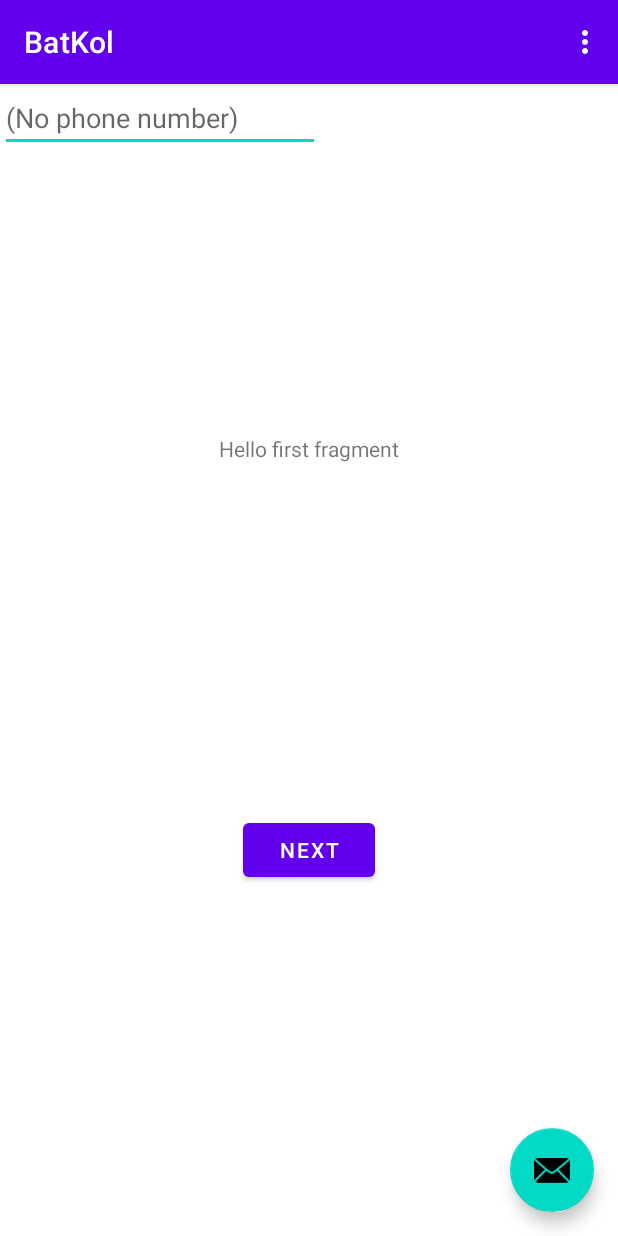
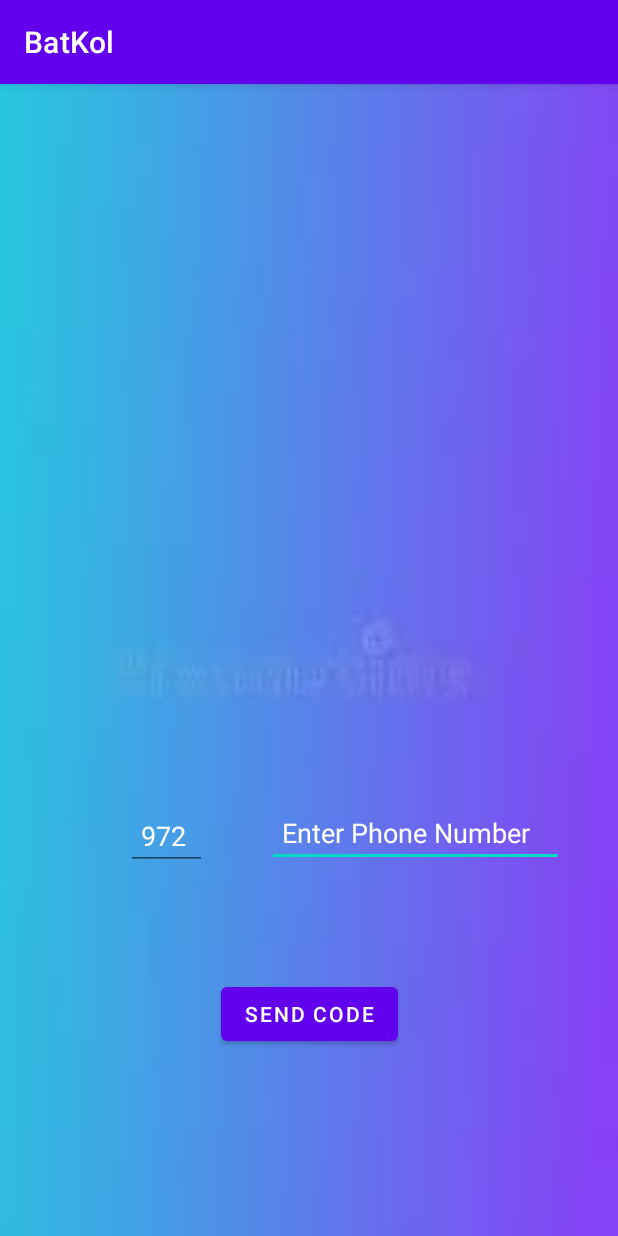
Before and after one commit to BatKol/BatKol, an Android app: the screen it shows after launch (MainActivity before the commit, LoginActivity after it), on a phone screen of 412 x 824 dp. Run offline under Robolectric (Android 15) with nearby library versions, the phone set to English and light mode, and no system bars; our stand-ins replace Firebase (no records; nobody signed in at launch, a user with empty details on screens opened directly).

Commit message:
add phone signin

```diff
--- a/app/build.gradle
+++ b/app/build.gradle
@@ -28,6 +28,7 @@ android {
 }
 
 dependencies {
+    implementation 'com.google.firebase:firebase-auth'
     implementation platform('com.google.firebase:firebase-bom:26.5.0')
     implementation 'androidx.appcompat:appcompat:1.2.0'
     implementation 'com.google.android.material:material:1.3.0'
--- a/app/src/main/AndroidManifest.xml
+++ b/app/src/main/AndroidManifest.xml
@@ -9,6 +9,9 @@
         android:roundIcon="@mipmap/ic_launcher_round"
         android:supportsRtl="true"
         android:theme="@style/Theme.BatKol">
+        <activity android:name=".OtpActivity"></activity>
+        <activity android:name=".LoginActivity">
+        </activity>
         <activity
             android:name=".MainActivity"
             android:label="@string/app_name"
--- a/app/src/main/java/com/example/batkol/FirstFragment.java
+++ /dev/null
@@ -1,34 +0,0 @@
-package com.example.batkol;
-
-import android.os.Bundle;
-import android.view.LayoutInflater;
-import android.view.View;
-import android.view.ViewGroup;
-
-import androidx.annotation.NonNull;
-import androidx.fragment.app.Fragment;
-import androidx.navigation.fragment.NavHostFragment;
-
-public class FirstFragment extends Fragment {
-
-    @Override
-    public View onCreateView(
-            LayoutInflater inflater, ViewGroup container,
-            Bundle savedInstanceState
-    ) {
-        // Inflate the layout for this fragment
-        return inflater.inflate(R.layout.fragment_first, container, false);
-    }
-
-    public void onViewCreated(@NonNull View view, Bundle savedInstanceState) {
-        super.onViewCreated(view, savedInstanceState);
-
-        view.findViewById(R.id.button_first).setOnClickListener(new View.OnClickListener() {
-            @Override
-            public void onClick(View view) {
-                NavHostFragment.findNavController(FirstFragment.this)
-                        .navigate(R.id.action_FirstFragment_to_SecondFragment);
-            }
-        });
-    }
-}
--- /dev/null
+++ b/app/src/main/java/com/example/batkol/LoginActivity.java
@@ -0,0 +1,160 @@
+package com.example.batkol;
+
+import androidx.annotation.NonNull;
+import androidx.appcompat.app.AppCompatActivity;
+
+import android.content.Intent;
+import android.graphics.Color;
+import android.os.Bundle;
+import android.os.Handler;
+import android.view.View;
+import android.widget.Button;
+import android.widget.EditText;
+import android.widget.TextView;
+
+import com.google.android.gms.tasks.OnCompleteListener;
+import com.google.android.gms.tasks.Task;
+import com.google.firebase.FirebaseException;
+import com.google.firebase.auth.AuthResult;
+import com.google.firebase.auth.FirebaseAuth;
+import com.google.firebase.auth.FirebaseUser;
+import com.google.firebase.auth.PhoneAuthCredential;
+import com.google.firebase.auth.PhoneAuthOptions;
+import com.google.firebase.auth.PhoneAuthProvider;
+
+import java.util.concurrent.TimeUnit;
+
+public class LoginActivity extends AppCompatActivity
+{
+    private EditText et_countryCode, et_phoneNumber;
+    private TextView tv_validation_text;
+    private Button btn_sendCode;
+    private FirebaseAuth FAuth;
+    private PhoneAuthProvider.OnVerificationStateChangedCallbacks mCallbacks;
+
+    @Override
+    protected void onCreate(Bundle savedInstanceState)
+    {
+        super.onCreate(savedInstanceState);
+        setContentView(R.layout.activity_login);
+
+        et_countryCode = (EditText)findViewById(R.id.countryCode_Input);
+        et_phoneNumber = (EditText)findViewById(R.id.phoneNumber_Input);
+        tv_validation_text = (TextView)findViewById(R.id.validtion_text);
+        btn_sendCode = (Button)findViewById(R.id.Btn_sendCode);
+        FAuth = FirebaseAuth.getInstance();
+
+
+        btn_sendCode.setOnClickListener(new View.OnClickListener()
+        {
+            @Override
+            public void onClick(View v)
+            {
+                tv_validation_text.setVisibility(View.GONE);
+                String country_code = et_countryCode.getText().toString().trim();
+                String phone = et_phoneNumber.getText().toString().trim();
+                String phoneNumber = "+" + country_code + "" + phone;
+
+                if(!country_code.isEmpty() && !phone.isEmpty())
+                {
+                    PhoneAuthOptions options = PhoneAuthOptions.newBuilder(FAuth)
+                            .setPhoneNumber(phoneNumber)
+                            .setTimeout(60L, TimeUnit.SECONDS)
+                            .setActivity(LoginActivity.this)
+                            .setCallbacks(mCallbacks)
+                            .build();
+                    PhoneAuthProvider.verifyPhoneNumber(options);
+                }
+                else
+                {
+                    tv_validation_text.setText("Please Enter Country Code and Phone Number");
+                    tv_validation_text.setTextColor(Color.RED);
+                    tv_validation_text.setVisibility(View.VISIBLE);
+                }
+
+            }
+        });
+
+        mCallbacks = new PhoneAuthProvider.OnVerificationStateChangedCallbacks()
+        {
+            @Override
+            public void onVerificationCompleted(@NonNull PhoneAuthCredential phoneAuthCredential)
+            {
+                signIn(phoneAuthCredential);
+            }
+
+            @Override
+            public void onVerificationFailed(@NonNull FirebaseException e)
+            {
+                tv_validation_text.setText(e.getMessage());
+                tv_validation_text.setTextColor(Color.RED);
+                tv_validation_text.setVisibility(View.VISIBLE);
+            }
+
+            @Override
+            public void onCodeSent(@NonNull String s, @NonNull PhoneAuthProvider.ForceResendingToken forceResendingToken)
+            {
+                super.onCodeSent(s, forceResendingToken);
+
+                //@param s - verify code
+                // if the code is not detected automatically
+                // user has to put it manually
+
+                tv_validation_text.setText("Code has been sent");
+                tv_validation_text.setTextColor(Color.GREEN);
+                tv_validation_text.setVisibility(View.VISIBLE);
+
+                // put a 10 second delay to let the verification to complete
+                new Handler().postDelayed(new Runnable()
+                {
+                    @Override
+                    public void run()
+                    {
+                        Intent otpIntent = new Intent(LoginActivity.this, OtpActivity.class);
+                        otpIntent.putExtra("verify_code", s);
+                        startActivity(otpIntent);
+                    }
+                }, 10000);
+            }
+        };
+
+
+
+
+    }
+
+    @Override
+    protected void onStart()
+    {
+        super.onStart();
+        FirebaseUser currentUser = FAuth.getCurrentUser();
+        if(currentUser != null)
+            sendToMain();
+
+    }
+
+    private void sendToMain()
+    {
+        startActivity(new Intent(LoginActivity.this, MainActivity.class));
+        finish();
+    }
+
+    private void signIn(PhoneAuthCredential credential)
+    {
+        FAuth.signInWithCredential(credential).addOnCompleteListener(new OnCompleteListener<AuthResult>()
+        {
+            @Override
+            public void onComplete(@NonNull Task<AuthResult> task)
+            {
+                if(task.isSuccessful())
+                    sendToMain();
+                else
+                {
+                    tv_validation_text.setText(task.getException().getMessage());
+                    tv_validation_text.setTextColor(Color.RED);
+                    tv_validation_text.setVisibility(View.VISIBLE);
+                }
+            }
+        });
+    }
+}
--- a/app/src/main/java/com/example/batkol/MainActivity.java
+++ b/app/src/main/java/com/example/batkol/MainActivity.java
@@ -1,63 +1,54 @@
 package com.example.batkol;
 
+import android.content.Intent;
 import android.os.Bundle;
 
-import com.google.android.material.floatingactionbutton.FloatingActionButton;
-import com.google.android.material.snackbar.Snackbar;
+import com.google.firebase.auth.FirebaseAuth;
+import com.google.firebase.auth.FirebaseUser;
 
 import androidx.appcompat.app.AppCompatActivity;
-import androidx.appcompat.widget.Toolbar;
 
 import android.view.View;
 
-import android.view.Menu;
-import android.view.MenuItem;
-import android.widget.EditText;
-import android.widget.Toast;
+import android.widget.Button;
 
-public class MainActivity extends AppCompatActivity {
-    EditText ed_phoneInput;
+public class MainActivity extends AppCompatActivity
+{
+    Button btn_logout;
+    private FirebaseAuth FAuth;
+
 
     @Override
-    protected void onCreate(Bundle savedInstanceState) {
+    protected void onCreate(Bundle savedInstanceState)
+    {
         super.onCreate(savedInstanceState);
         setContentView(R.layout.activity_main);
-        Toolbar toolbar = findViewById(R.id.toolbar);
-        setSupportActionBar(toolbar);
 
-        ed_phoneInput = (EditText)findViewById(R.id.editTextPhone);
-        Toast.makeText(this, ed_phoneInput.getText().toString().trim(), Toast.LENGTH_LONG).show();
+        btn_logout = (Button) findViewById(R.id.Btn_Logout);
+        FAuth = FirebaseAuth.getInstance();
 
-
-        FloatingActionButton fab = findViewById(R.id.fab);
-        fab.setOnClickListener(new View.OnClickListener() {
+        btn_logout.setOnClickListener(new View.OnClickListener()
+        {
             @Override
-            public void onClick(View view) {
-                Snackbar.make(view, "Replace with your own action", Snackbar.LENGTH_LONG)
-                        .setAction("Action", null).show();
+            public void onClick(View view)
+            {
+                FAuth.signOut();
+                startActivity(new Intent(MainActivity.this, LoginActivity.class));
+                finish();
             }
         });
     }
 
     @Override
-    public boolean onCreateOptionsMenu(Menu menu) {
-        // Inflate the menu; this adds items to the action bar if it is present.
-        getMenuInflater().inflate(R.menu.menu_main, menu);
-        return true;
-    }
-
-    @Override
-    public boolean onOptionsItemSelected(MenuItem item) {
-        // Handle action bar item clicks here. The action bar will
-        // automatically handle clicks on the Home/Up button, so long
-        // as you specify a parent activity in AndroidManifest.xml.
-        int id = item.getItemId();
-
-        //noinspection SimplifiableIfStatement
-        if (id == R.id.action_settings) {
-            return true;
+    protected void onStart()
+    {
+        super.onStart();
+        // check if user already logged in
+        FirebaseUser currentUser = FAuth.getCurrentUser();
+        if(currentUser == null)
+        {
+            startActivity(new Intent(MainActivity.this, LoginActivity.class));
+            finish();
         }
-
-        return super.onOptionsItemSelected(item);
     }
 }
--- /dev/null
+++ b/app/src/main/res/layout/activity_login.xml
@@ -0,0 +1,68 @@
+<?xml version="1.0" encoding="utf-8"?>
+<androidx.constraintlayout.widget.ConstraintLayout xmlns:android="http://schemas.android.com/apk/res/android"
+    xmlns:app="http://schemas.android.com/apk/res-auto"
+    xmlns:tools="http://schemas.android.com/tools"
+    android:layout_width="match_parent"
+    android:layout_height="match_parent"
+    android:background="@drawable/bg_login"
+    tools:context=".LoginActivity">
+
+
+    <Button
+        android:id="@+id/Btn_sendCode"
+        android:layout_width="wrap_content"
+        android:layout_height="wrap_content"
+        android:layout_marginBottom="124dp"
+
+        android:text="Send Code"
+        app:layout_constraintBottom_toBottomOf="parent"
+        app:layout_constraintEnd_toEndOf="parent"
+        app:layout_constraintStart_toStartOf="parent" />
+
+    <EditText
+        android:paddingStart="10dp"
+        android:id="@+id/phoneNumber_Input"
+        android:layout_width="198dp"
+        android:layout_height="42dp"
+        android:textColor="@color/white"
+
+        android:layout_marginStart="40dp"
+        android:ems="10"
+        android:textColorHint="@color/white"
+        android:hint="Enter Phone Number"
+        android:inputType="phone"
+        app:layout_constraintStart_toEndOf="@+id/countryCode_Input"
+        app:layout_constraintTop_toTopOf="@+id/countryCode_Input" />
+
+
+    <EditText
+        android:id="@+id/countryCode_Input"
+
+        android:layout_width="54dp"
+        android:layout_height="44dp"
+        android:layout_marginStart="84dp"
+        android:layout_marginTop="480dp"
+        android:ems="10"
+        android:hint="972"
+        android:inputType="number"
+        android:paddingStart="10dp"
+        android:textColor="@color/white"
+        android:textColorHint="@color/white"
+        app:layout_constraintStart_toStartOf="parent"
+        app:layout_constraintTop_toTopOf="parent" />
+
+    <TextView
+        android:id="@+id/validtion_text"
+        android:layout_width="119dp"
+        android:layout_height="37dp"
+        android:layout_marginEnd="144dp"
+        android:gravity="center"
+        android:text="TextView"
+        android:textSize="18sp"
+        android:visibility="invisible"
+        app:layout_constraintBottom_toBottomOf="parent"
+        app:layout_constraintEnd_toEndOf="parent"
+        app:layout_constraintTop_toBottomOf="@+id/Btn_sendCode"
+        app:layout_constraintVertical_bias="0.563" />
+
+</androidx.constraintlayout.widget.ConstraintLayout>
--- a/app/src/main/res/layout/activity_main.xml
+++ b/app/src/main/res/layout/activity_main.xml
@@ -1,33 +1,19 @@
 <?xml version="1.0" encoding="utf-8"?>
-<androidx.coordinatorlayout.widget.CoordinatorLayout xmlns:android="http://schemas.android.com/apk/res/android"
+<androidx.constraintlayout.widget.ConstraintLayout xmlns:android="http://schemas.android.com/apk/res/android"
 xmlns:app="http://schemas.android.com/apk/res-auto"
 xmlns:tools="http://schemas.android.com/tools"
 android:layout_width="match_parent"
 android:layout_height="match_parent"
+    android:background="@drawable/bg_main"
 tools:context=".MainActivity">
 
-    <com.google.android.material.appbar.AppBarLayout
-        android:layout_width="match_parent"
-        android:layout_height="wrap_content"
-        android:theme="@style/Theme.BatKol.AppBarOverlay">
-
-        <androidx.appcompat.widget.Toolbar
-            android:id="@+id/toolbar"
-            android:layout_width="match_parent"
-            android:layout_height="?attr/actionBarSize"
-            android:background="?attr/colorPrimary"
-            app:popupTheme="@style/Theme.BatKol.PopupOverlay" />
-
-    </com.google.android.material.appbar.AppBarLayout>
-
-    <include layout="@layout/content_main" />
-
-    <com.google.android.material.floatingactionbutton.FloatingActionButton
-        android:id="@+id/fab"
+<Button
+    android:id="@+id/Btn_Logout"
     android:layout_width="wrap_content"
     android:layout_height="wrap_content"
-        android:layout_gravity="bottom|end"
-        android:layout_margin="@dimen/fab_margin"
-        app:srcCompat="@android:drawable/ic_dialog_email" />
-
-</androidx.coordinatorlayout.widget.CoordinatorLayout>
+    android:layout_marginBottom="84dp"
+    android:text="Log Out"
+    app:layout_constraintBottom_toBottomOf="parent"
+    app:layout_constraintEnd_toEndOf="parent"
+    app:layout_constraintStart_toStartOf="parent" />
+</androidx.constraintlayout.widget.ConstraintLayout>
--- a/app/src/main/res/layout/content_main.xml
+++ /dev/null
@@ -1,32 +0,0 @@
-<?xml version="1.0" encoding="utf-8"?>
-<androidx.constraintlayout.widget.ConstraintLayout xmlns:android="http://schemas.android.com/apk/res/android"
-    xmlns:app="http://schemas.android.com/apk/res-auto"
-    xmlns:tools="http://schemas.android.com/tools"
-    android:layout_width="match_parent"
-    android:layout_height="match_parent"
-    app:layout_behavior="@string/appbar_scrolling_view_behavior">
-
-    <EditText
-        android:id="@+id/editTextPhone"
-        android:layout_width="wrap_content"
-        android:layout_height="wrap_content"
-        android:ems="10"
-        android:hint="@android:string/emptyPhoneNumber"
-        android:inputType="phone"
-        tools:layout_editor_absoluteX="90dp"
-        tools:layout_editor_absoluteY="140dp" />
-
-    <fragment
-        android:id="@+id/nav_host_fragment"
-        android:name="androidx.navigation.fragment.NavHostFragment"
-        android:layout_width="0dp"
-        android:layout_height="0dp"
-        app:defaultNavHost="true"
-        app:layout_constraintBottom_toBottomOf="parent"
-        app:layout_constraintHorizontal_bias="0.0"
-        app:layout_constraintLeft_toLeftOf="parent"
-        app:layout_constraintRight_toRightOf="parent"
-        app:layout_constraintTop_toTopOf="parent"
-        app:layout_constraintVertical_bias="0.0"
-        app:navGraph="@navigation/nav_graph" />
-</androidx.constraintlayout.widget.ConstraintLayout>
--- a/app/src/main/res/layout/fragment_first.xml
+++ /dev/null
@@ -1,28 +0,0 @@
-<?xml version="1.0" encoding="utf-8"?>
-<androidx.constraintlayout.widget.ConstraintLayout xmlns:android="http://schemas.android.com/apk/res/android"
-    xmlns:app="http://schemas.android.com/apk/res-auto"
-    xmlns:tools="http://schemas.android.com/tools"
-    android:layout_width="match_parent"
-    android:layout_height="match_parent"
-    tools:context=".FirstFragment">
-
-    <TextView
-        android:id="@+id/textview_first"
-        android:layout_width="wrap_content"
-        android:layout_height="wrap_content"
-        android:text="@string/hello_first_fragment"
-        app:layout_constraintBottom_toTopOf="@id/button_first"
-        app:layout_constraintEnd_toEndOf="parent"
-        app:layout_constraintStart_toStartOf="parent"
-        app:layout_constraintTop_toTopOf="parent" />
-
-    <Button
-        android:id="@+id/button_first"
-        android:layout_width="wrap_content"
-        android:layout_height="wrap_content"
-        android:text="@string/next"
-        app:layout_constraintBottom_toBottomOf="parent"
-        app:layout_constraintEnd_toEndOf="parent"
-        app:layout_constraintStart_toStartOf="parent"
-        app:layout_constraintTop_toBottomOf="@id/textview_first" />
-</androidx.constraintlayout.widget.ConstraintLayout>
```
Also changed, not shown: app/src/main/java/com/example/batkol/OtpActivity.java (added, +90 -0 lines), app/src/main/java/com/example/batkol/SecondFragment.java (deleted, +0 -34 lines), app/src/main/res/layout/activity_otp.xml (added, +38 -0 lines), app/src/main/res/layout/fragment_second.xml (deleted, +0 -27 lines), app/src/main/res/drawable-v24/bg_login.jpg (added), app/src/main/res/drawable-v24/bg_main.jpg (added), app/src/main/res/drawable-v24/bg_otp.jpg (added). Lines whose indentation alone changed are shown as unchanged.
